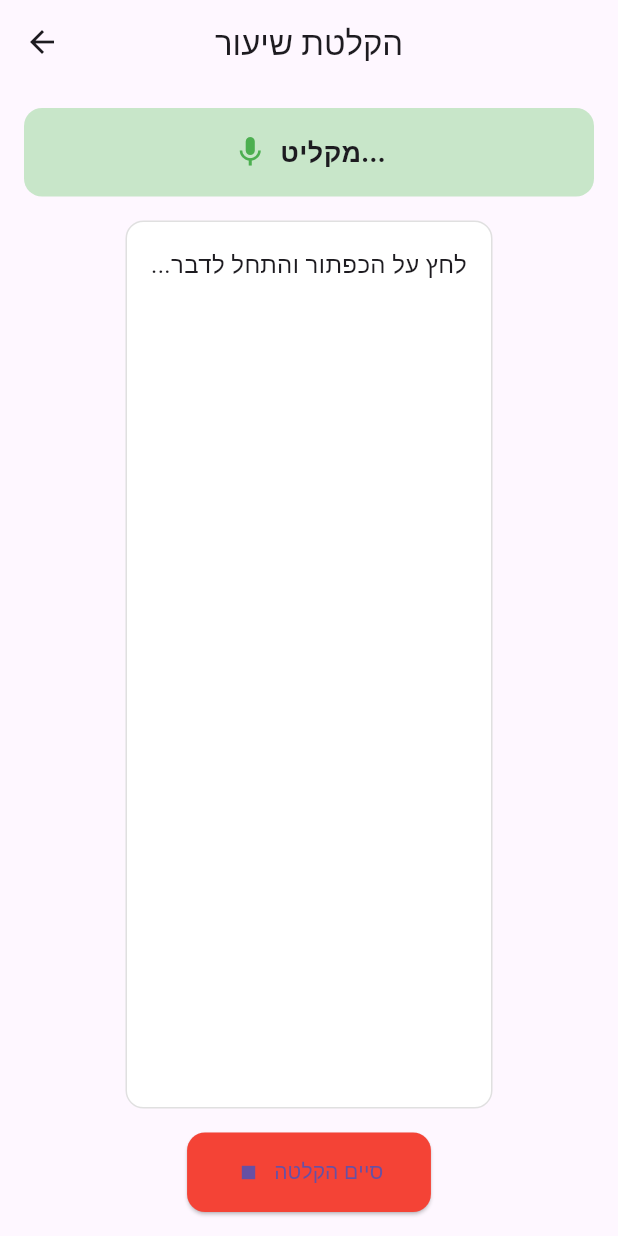
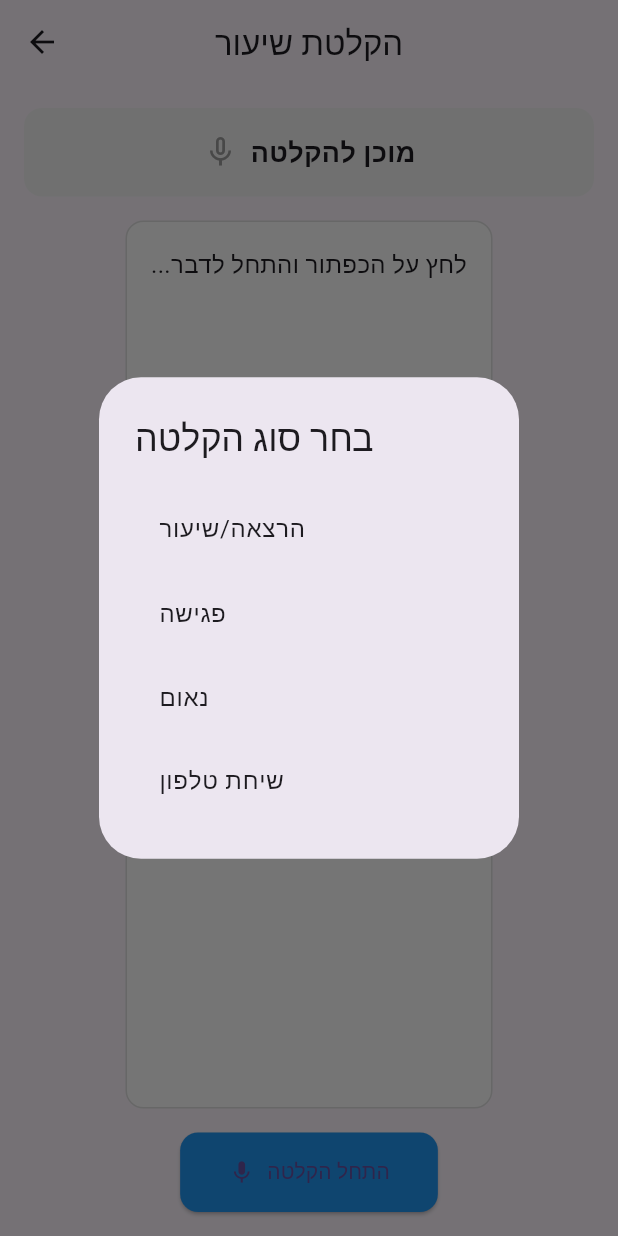
Before and after one commit to orimeged/AI_summary, a Flutter app: the RecordingScreen screen opened directly, after a tap on "התחל הקלטה", on a phone screen of 412 x 824 dp. Run offline on Flutter 3.47's test engine with Material 3 defaults, Android fonts, the phone set to English and light mode, and no system bars; our stand-ins replace cloud_firestore, firebase_core, flutter_gemini, permission_handler, speech_to_text; accounts and stored records are empty; Roboto replaces fonts that are missing (Heebo).

Commit message:
Added functionality to allow users to select a topic for the recording, enabling the summary to be tailored accordingly. Additionally, introduced a button that automatically sends the recording's summary.

```diff
--- a/lib/screens/home_screen.dart
+++ b/lib/screens/home_screen.dart
@@ -29,7 +29,7 @@ class _HomeScreenState extends State<HomeScreen> {
   if (widget.user.isAdmin) {
     _screens = [
       RecordingScreen(),
-        ChatScreen(username: widget.user.name),
+      ChatScreen(username: widget.user.name, recordingType: "שיעור"), // Provide a default recordingType
       HistoryScreen(),
     ];
     _navItems = [
@@ -48,7 +48,7 @@ class _HomeScreenState extends State<HomeScreen> {
     ];
   } else {
     _screens = [
-        ChatScreen(username: widget.user.name),
+      ChatScreen(username: widget.user.name, recordingType: "שיעור"), // Provide a default recordingType
       HistoryScreen(),
     ];
     _navItems = [
--- a/lib/screens/recording_screen.dart
+++ b/lib/screens/recording_screen.dart
@@ -14,6 +14,7 @@ class _RecordingScreenState extends State<RecordingScreen> {
   bool _isListening = false;
   String _text = "לחץ על הכפתור והתחל לדבר...";
   bool isLoading = false;
+  String recordingType = "";
 
   @override
   void initState() {
@@ -31,8 +32,55 @@ class _RecordingScreenState extends State<RecordingScreen> {
     }
   }
 
-  void _listen() async {
+  void _showRecordingTypeDialog() {
+    showDialog(
+      context: context,
+      builder: (BuildContext context) {
+        return AlertDialog(
+          title: Text("בחר סוג הקלטה"),
+          content: Column(
+            mainAxisSize: MainAxisSize.min,
+            children: [
+              ListTile(
+                title: Text("הרצאה/שיעור"),
+                onTap: () => _selectRecordingType("הרצאה/שיעור"),
+              ),
+              ListTile(
+                title: Text("פגישה"),
+                onTap: () => _selectRecordingType("פגישה"),
+              ),
+              ListTile(
+                title: Text("נאום"),
+                onTap: () => _selectRecordingType("נאום"),
+              ),
+              ListTile(
+                title: Text("שיחת טלפון"),
+                onTap: () => _selectRecordingType("שיחת טלפון"),
+              ),
+            ],
+          ),
+        );
+      },
+    );
+  }
+
+  void _selectRecordingType(String type) {
+    setState(() {
+      recordingType = type;
+    });
+    Navigator.of(context).pop();
+    _startListening();
+  }
+
+  void _listen() {
     if (!_isListening) {
+      _showRecordingTypeDialog();
+    } else {
+      _stopListening();
+    }
+  }
+
+  void _startListening() async {
     bool available = await _speech.initialize(
       onStatus: (status) => print('סטטוס: $status'),
       onError: (error) => print('שגיאה: ${error.errorMsg}'),
@@ -47,11 +95,12 @@ class _RecordingScreenState extends State<RecordingScreen> {
         },
       );
     }
-    } else {
+  }
+
+  void _stopListening() {
     setState(() => _isListening = false);
     _speech.stop();
-      await _summarizeText();
-    }
+    _summarizeText();
   }
 
   Future<void> _summarizeText() async {
@@ -62,12 +111,12 @@ class _RecordingScreenState extends State<RecordingScreen> {
     try {
       final response = await Gemini.instance.prompt(
         parts: [
-          Part.text("תוכל בבקשה לסכם לי את זה בתור שיעור שהמורה העביר:\n$_text"),
+          Part.text("תוכל בבקשה לסכם לי את זה בתור $recordingType $_text"),
         ],
       );
 
       setState(() {
-        globals.summary = response?.output ?? 'לא התקבל סיכום'; // עדכון המשתנה הגלובלי
+        globals.summary = response?.output ?? 'לא התקבל סיכום';
         isLoading = false;
       });
     } catch (e) {
@@ -89,7 +138,6 @@ class _RecordingScreenState extends State<RecordingScreen> {
         padding: EdgeInsets.all(16),
         child: Column(
           children: [
-            // סטטוס הקלטה
             Container(
               padding: EdgeInsets.all(16),
               decoration: BoxDecoration(
@@ -117,7 +165,6 @@ class _RecordingScreenState extends State<RecordingScreen> {
 
             SizedBox(height: 16),
 
-            // תצוגת טקסט והקלטה
             Expanded(
               child: Container(
                 padding: EdgeInsets.all(16),
@@ -158,7 +205,6 @@ class _RecordingScreenState extends State<RecordingScreen> {
 
             SizedBox(height: 16),
 
-            // כפתור הקלטה
             ElevatedButton.icon(
               onPressed: _listen,
               icon: Icon(_isListening ? Icons.stop : Icons.mic),
```
Also changed, not shown: lib/screens/chat_screen.dart (+50 -3 lines). Lines whose indentation alone changed are shown as unchanged.
